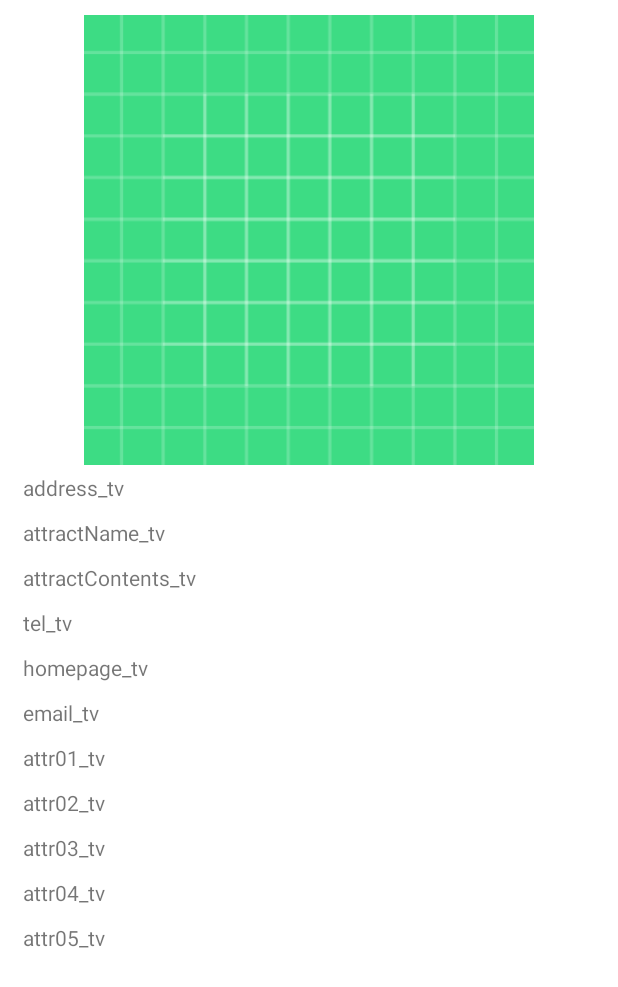
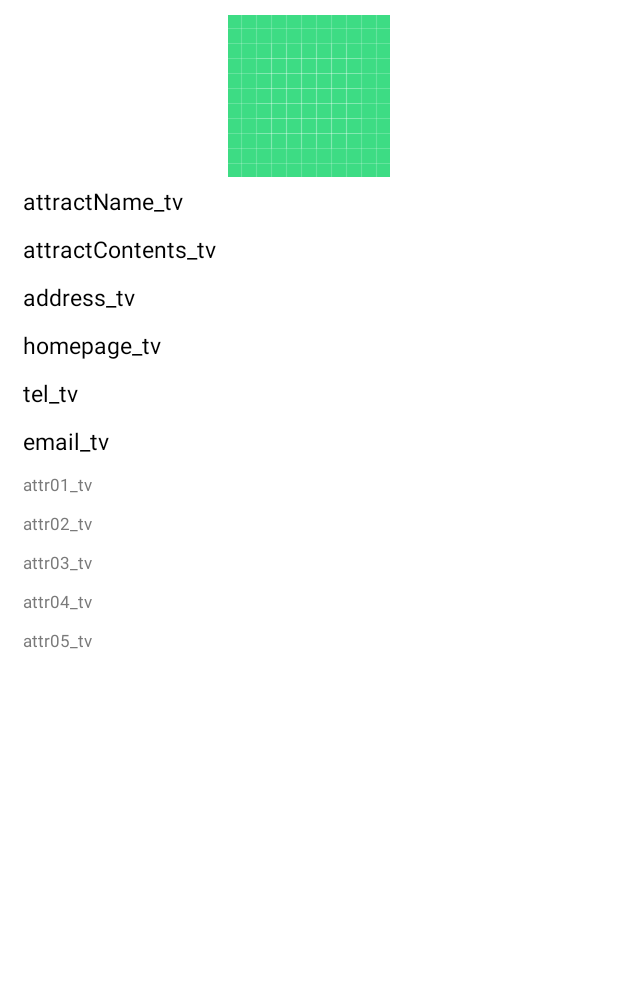
Before and after one commit to Neighboring-Friends/LocalLink, an Android app: the layout fragment_attraction_detail.xml on its own in the app's theme, with its tools: preview values and no code run, on a phone screen of 412 x 824 dp. Shown: the top 987 px of the screen. Run offline under Robolectric (Android 15) with nearby library versions, the phone set to English and light mode, and no system bars; network calls fail.

Commit message:
color change

```diff
--- a/app/src/main/AndroidManifest.xml
+++ b/app/src/main/AndroidManifest.xml
@@ -9,7 +9,7 @@
         android:icon="@mipmap/ic_launcher"
         android:label="@string/app_name"
         android:supportsRtl="true"
-        android:theme="@style/Theme.Nextdoorfriend"
+        android:theme="@style/Dirtfy"
         android:usesCleartextTraffic="true"
         tools:targetApi="31">
 
--- a/app/src/main/res/layout/activity_attraction_detail.xml
+++ b/app/src/main/res/layout/activity_attraction_detail.xml
@@ -17,6 +17,8 @@
             android:layout_width="wrap_content"
             android:layout_height="wrap_content"
             android:adjustViewBounds="true"
+            android:maxWidth="@dimen/major_image_size"
+            android:maxHeight="@dimen/major_image_size"
             app:layout_constraintTop_toTopOf="parent"
             app:layout_constraintBottom_toBottomOf="parent"
             app:layout_constraintStart_toStartOf="parent"
@@ -26,6 +28,7 @@
             android:layout_width="wrap_content"
             android:layout_height="wrap_content"
             android:orientation="vertical"
+            android:gravity="end"
             app:layout_constraintTop_toTopOf="parent"
             app:layout_constraintBottom_toBottomOf="parent"
             app:layout_constraintEnd_toEndOf="parent">
@@ -34,11 +37,13 @@
                 android:id="@+id/name_text_view"
                 android:layout_width="wrap_content"
                 android:layout_height="wrap_content"
+                style="@style/major_title_text_style"
                 tools:text="name"/>
             <TextView
                 android:id="@+id/sub_text_view"
                 android:layout_width="wrap_content"
                 android:layout_height="wrap_content"
+                style="@style/minor_title_text_style"
                 tools:text="sub"/>
         </LinearLayout>
     </androidx.constraintlayout.widget.ConstraintLayout>
--- a/app/src/main/res/layout/fragment_attraction_detail.xml
+++ b/app/src/main/res/layout/fragment_attraction_detail.xml
@@ -15,75 +15,98 @@
         <ImageView
             android:layout_width="wrap_content"
             android:layout_height="wrap_content"
-            android:minHeight="300dp"
-            android:minWidth="300dp"
+            android:maxHeight="@dimen/major_image_size"
+            android:maxWidth="@dimen/major_image_size"
+            android:scaleType="centerCrop"
             android:src="@drawable/ic_launcher_background"/>
 
         <TextView
-            android:id="@+id/address_tv"
-            android:layout_width="match_parent"
+            android:id="@+id/attractName_tv"
+            android:layout_width="wrap_content"
             android:layout_height="wrap_content"
             android:layout_margin="@dimen/margin"
-            tools:text="address_tv"/>
-        <TextView
-            android:id="@+id/attractName_tv"
-            android:layout_width="match_parent"
-            android:layout_height="wrap_content"
-            android:layout_margin="@dimen/margin"
+            android:layout_gravity="start"
+            style="@style/major_detail_text_style"
             tools:text="attractName_tv"/>
         <TextView
             android:id="@+id/attractContents_tv"
-            android:layout_width="match_parent"
+            android:layout_width="wrap_content"
             android:layout_height="wrap_content"
             android:layout_margin="@dimen/margin"
+            android:layout_gravity="start"
+            style="@style/major_detail_text_style"
             tools:text="attractContents_tv"/>
         <TextView
-            android:id="@+id/tel_tv"
-            android:layout_width="match_parent"
+            android:id="@+id/address_tv"
+            android:layout_width="wrap_content"
             android:layout_height="wrap_content"
             android:layout_margin="@dimen/margin"
+            android:layout_gravity="start"
+            style="@style/major_detail_text_style"
+            tools:text="address_tv"/>
+        <TextView
+            android:id="@+id/homepage_tv"
+            android:layout_width="wrap_content"
+            android:layout_height="wrap_content"
+            android:layout_margin="@dimen/margin"
+            android:layout_gravity="start"
+            style="@style/major_detail_text_style"
+            tools:text="homepage_tv"/>
+        <TextView
+            android:id="@+id/tel_tv"
+            android:layout_width="wrap_content"
+            android:layout_height="wrap_content"
+            android:layout_margin="@dimen/margin"
+            android:layout_gravity="start"
+            style="@style/major_detail_text_style"
             tools:text="tel_tv"/>
         <TextView
-            android:id="@+id/homepage_tv"
-            android:layout_width="match_parent"
+            android:id="@+id/email_tv"
+            android:layout_width="wrap_content"
             android:layout_height="wrap_content"
             android:layout_margin="@dimen/margin"
-            tools:text="homepage_tv"/>
-        <TextView
-            android:id="@+id/email_tv"
-            android:layout_width="match_parent"
-            android:layout_height="wrap_content"
-            android:layout_margin="@dimen/margin"
+            android:layout_gravity="start"
+            style="@style/major_detail_text_style"
             tools:text="email_tv"/>
         <TextView
             android:id="@+id/attr01_tv"
-            android:layout_width="match_parent"
+            android:layout_width="wrap_content"
             android:layout_height="wrap_content"
             android:layout_margin="@dimen/margin"
+            android:layout_gravity="start"
+            style="@style/minor_detail_text_style"
             tools:text="attr01_tv"/>
         <TextView
             android:id="@+id/attr02_tv"
-            android:layout_width="match_parent"
+            android:layout_width="wrap_content"
             android:layout_height="wrap_content"
             android:layout_margin="@dimen/margin"
+            android:layout_gravity="start"
+            style="@style/minor_detail_text_style"
             tools:text="attr02_tv"/>
         <TextView
             android:id="@+id/attr03_tv"
-            android:layout_width="match_parent"
+            android:layout_width="wrap_content"
             android:layout_height="wrap_content"
             android:layout_margin="@dimen/margin"
+            android:layout_gravity="start"
+            style="@style/minor_detail_text_style"
             tools:text="attr03_tv"/>
         <TextView
             android:id="@+id/attr04_tv"
-            android:layout_width="match_parent"
+            android:layout_width="wrap_content"
             android:layout_height="wrap_content"
             android:layout_margin="@dimen/margin"
+            android:layout_gravity="start"
+            style="@style/minor_detail_text_style"
             tools:text="attr04_tv"/>
         <TextView
             android:id="@+id/attr05_tv"
-            android:layout_width="match_parent"
+            android:layout_width="wrap_content"
             android:layout_height="wrap_content"
             android:layout_margin="@dimen/margin"
+            android:layout_gravity="start"
+            style="@style/minor_detail_text_style"
             tools:text="attr05_tv"/>
     </LinearLayout>
 </ScrollView>
--- a/app/src/main/res/layout/item_attraction_course.xml
+++ b/app/src/main/res/layout/item_attraction_course.xml
@@ -18,16 +18,19 @@
             android:id="@+id/attraction_course_name_text_view"
             android:layout_width="wrap_content"
             android:layout_height="wrap_content"
+            style="@style/major_title_text_style"
             tools:text="name"/>
         <TextView
             android:id="@+id/attraction_course_distance_text_view"
             android:layout_width="wrap_content"
             android:layout_height="wrap_content"
+            style="@style/minor_title_text_style"
             tools:text="distance"/>
         <TextView
             android:id="@+id/attraction_course_time_text_view"
             android:layout_width="wrap_content"
             android:layout_height="wrap_content"
+            style="@style/minor_title_text_style"
             tools:text="time"/>
     </LinearLayout>
 
--- a/app/src/main/res/layout/item_item_attraction_course.xml
+++ b/app/src/main/res/layout/item_item_attraction_course.xml
@@ -18,6 +18,9 @@
         android:id="@+id/item_item_attraction_name_text_view"
         android:layout_width="wrap_content"
         android:layout_height="wrap_content"
+        android:layout_margin="@dimen/margin"
+        android:layout_gravity="start"
+        style="@style/major_title_text_style"
         tools:text="name"/>
 
 </LinearLayout>
--- a/app/src/main/res/values/colors.xml
+++ b/app/src/main/res/values/colors.xml
@@ -7,4 +7,7 @@
     <color name="teal_700">#FF018786</color>
     <color name="black">#FF000000</color>
     <color name="white">#FFFFFFFF</color>
+
+    <color name="major_text_color">#000000</color>
+    <color name="minor_text_color">#7A7A7A</color>
 </resources>
--- a/app/src/main/res/values/strings.xml
+++ b/app/src/main/res/values/strings.xml
@@ -1,5 +1,5 @@
 <resources>
-    <string name="app_name">nextdoorfriend</string>
+    <string name="app_name">Local Link</string>
 
     <string name="attraction_detail_tab_1">설명</string>
     <string name="attraction_detail_tab_2">모집</string>
--- a/app/src/main/res/values/themes.xml
+++ b/app/src/main/res/values/themes.xml
@@ -13,4 +13,18 @@
         <item name="android:statusBarColor">?attr/colorPrimaryVariant</item>
         <!-- Customize your theme here. -->
     </style>
+
+    <style name="Dirtfy" parent="Theme.MaterialComponents.DayNight.DarkActionBar">
+        <!-- Primary brand color. -->
+        <item name="colorPrimary">#EE476F</item>
+        <item name="colorPrimaryVariant">#F48B8B</item>
+        <item name="colorOnPrimary">@color/white</item>
+        <!-- Secondary brand color. -->
+        <item name="colorSecondary">#76A1F4</item>
+        <item name="colorSecondaryVariant">#59B8FE</item>
+        <item name="colorOnSecondary">@color/black</item>
+        <!-- Status bar color. -->
+        <item name="android:statusBarColor">?attr/colorPrimaryVariant</item>
+        <!-- Customize your theme here. -->
+    </style>
 </resources>
```
Also changed, not shown: app/src/main/java/com/example/nextdoorfriend/attraction/AttractionDetailFragment.kt (+25 -0 lines), app/src/main/java/com/example/nextdoorfriend/attraction/Sendable.kt (deleted, +0 -10 lines), app/src/main/java/com/example/nextdoorfriend/translator/Translator.kt (added, +44 -0 lines), app/src/main/res/layout/item_major_attraction.xml (+4 -4 lines), app/src/main/res/layout/item_minor_attraction.xml (+6 -6 lines), app/src/main/res/values/dimen.xml (+9 -2 lines), app/src/main/res/values/styles.xml (added, +34 -0 lines).
